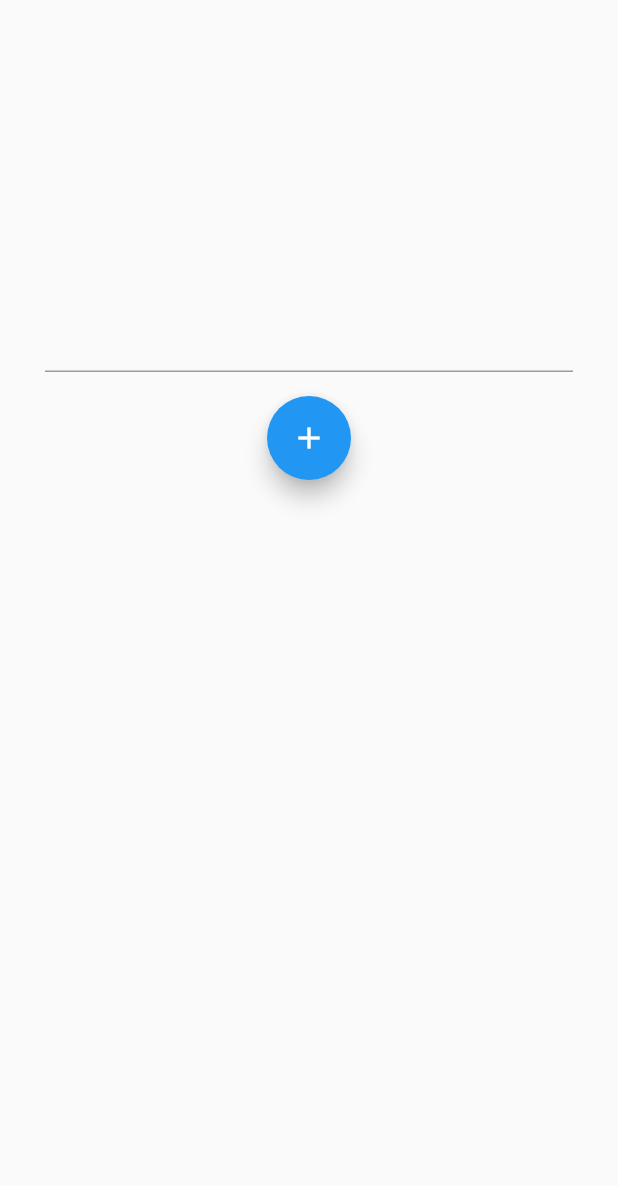
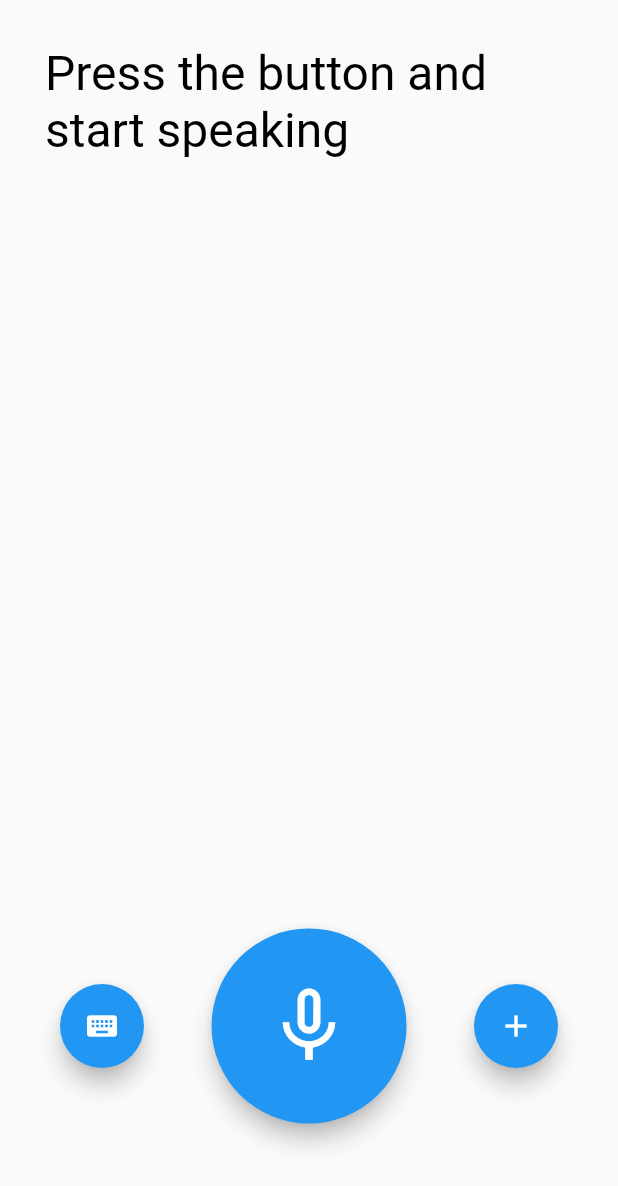
Before and after one commit to Flathz/flutterMindr, a Flutter app: the AddNoteWidget screen opened directly, on a phone screen of 412 x 824 dp. Shown: the top 1186 px of the screen. Run offline on Flutter 3.47's test engine with Material 2 defaults, Android fonts, the phone set to English and light mode, and no system bars; drawn by our look-alikes of avatar_glow; our stand-ins replace speech_to_text, sqflite; accounts and stored records are empty.

Commit message:
[feat] add speech to text to add note

```diff
--- a/lib/AddNoteWidget.dart
+++ b/lib/AddNoteWidget.dart
@@ -1,39 +1,33 @@
-import 'package:flutter/cupertino.dart';
+import 'package:avatar_glow/avatar_glow.dart';
 import 'package:flutter/material.dart';
+import 'package:intl/intl.dart';
 import 'package:flutter_app/db_helper.dart';
-import 'package:intl/intl.dart';
+import 'package:speech_to_text/speech_to_text.dart' as stt;
+
 import 'models/Note.dart';
 
 class AddNoteWidget extends StatefulWidget {
-  AddNoteWidget({Key key}) : super(key: key);
-
   @override
-  _AddNoteWidget createState() => _AddNoteWidget();
+  _AddNoteWidgetState createState() => _AddNoteWidgetState();
 }
 
-class _AddNoteWidget extends State<AddNoteWidget> {
-  final _formKey = GlobalKey<FormState>();
+class _AddNoteWidgetState extends State<AddNoteWidget> {
+  stt.SpeechToText _speech;
+  bool _isListening = false;
   DBHelper dbHelper;
-  final content = TextEditingController();
-  List<Note> allNotes = [];
+  String _text = 'Press the button and start speaking';
 
   @override
   void initState() {
     super.initState();
     dbHelper = DBHelper();
-  }
-
-  @override
-  void dispose() {
-    // Clean up the controller when the widget is disposed.
-    content.dispose();
-    super.dispose();
+    _speech = stt.SpeechToText();
   }
 
   addNote() {
     var count = 0;
     var title = "Note " + count.toString();
-    var note = Note(null, title, content.text,
+    var note = Note(null, title, _text,
         DateFormat('yyyy-MM-dd – kk:mm').format(DateTime.now()));
     dbHelper.add(note);
     ScaffoldMessenger.of(context).showSnackBar(SnackBar(
@@ -42,40 +36,81 @@ class _AddNoteWidget extends State<AddNoteWidget> {
     ));
   }
 
+  @override
   Widget build(BuildContext context) {
-    // Build a Form widget using the _formKey created above.
-    return Form(
-      key: _formKey,
-      child: Column(
-        crossAxisAlignment: CrossAxisAlignment.start,
+    return Scaffold(
+      floatingActionButtonLocation: FloatingActionButtonLocation.centerDocked,
+      floatingActionButton: Padding(
+          padding: const EdgeInsets.all(40),
+          child: Row(
+              mainAxisAlignment: MainAxisAlignment.spaceBetween,
               children: <Widget>[
-          Container(
-              margin: EdgeInsets.only(top: 200, left: 30, right: 30),
-              child: TextFormField(
-                controller: content,
-                validator: (value) {
-                  if (value.isEmpty) {
-                    return 'Please enter some text';
-                  }
-                  return null;
-                },
+                FloatingActionButton(
+                  onPressed: () {},
+                  child: Icon(Icons.keyboard),
+                ),
+                AvatarGlow(
+                  animate: _isListening,
+                  glowColor: Theme.of(context).primaryColor,
+                  endRadius: 100.0,
+                  duration: const Duration(milliseconds: 2000),
+                  repeatPauseDuration: const Duration(milliseconds: 100),
+                  repeat: true,
+                  child: SizedBox(
+                      width: 130,
+                      height: 130,
+                      child: FloatingActionButton(
+                        onPressed: _listen,
+                        child: Icon(
+                          _isListening ? Icons.mic : Icons.mic_none,
+                          size: 60,
+                        ),
                       )),
-          Padding(
-            padding: const EdgeInsets.symmetric(vertical: 16.0),
-            child: Center(
-                child: FloatingActionButton(
+                ),
+                FloatingActionButton(
                   onPressed: () {
-                if (_formKey.currentState.validate()) {
-                  _formKey.currentState.save();
                     addNote();
-                  content.text = "";
-                }
+                    setState(() {
+                      _text = "";
+                    });
                   },
                   child: Icon(Icons.add),
-            )),
+                )
+              ])),
+      body: SingleChildScrollView(
+        reverse: true,
+        child: Container(
+          padding: const EdgeInsets.fromLTRB(30.0, 30.0, 30.0, 150.0),
+          child: Text(
+            _text,
+            style: TextStyle(
+              fontSize: 32.0,
+              color: Colors.black,
+              fontWeight: FontWeight.w400,
             ),
-        ],
+          ),
+        ),
       ),
     );
   }
+
+  void _listen() async {
+    if (!_isListening) {
+      bool available = await _speech.initialize(
+        onStatus: (val) => print('onStatus: $val'),
+        onError: (val) => print('onError: $val'),
+      );
+      if (available) {
+        setState(() => _isListening = true);
+        _speech.listen(
+          onResult: (val) => setState(() {
+            _text = val.recognizedWords;
+          }),
+        );
       }
+    } else {
+      setState(() => _isListening = false);
+      _speech.stop();
+    }
+  }
+}
--- a/pubspec.yaml
+++ b/pubspec.yaml
@@ -28,6 +28,7 @@ dependencies:
   cupertino_icons: ^1.0.0
   search_widget: ^1.0.2
   speech_to_text: ^3.1.0
+  avatar_glow: ^1.2.0
   intl: ^0.17.0
 
 dev_dependencies:
```
Also changed, not shown: pubspec.lock, 1 other file. Lines whose indentation alone changed are shown as unchanged.
